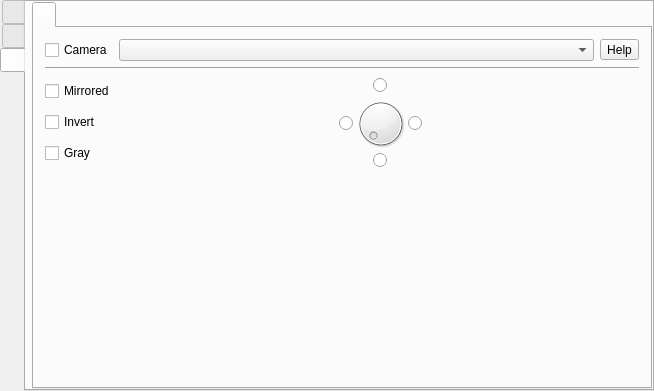
Qt form mainwindow.ui (vkohaupt/vokoscreenNG) before a commit.
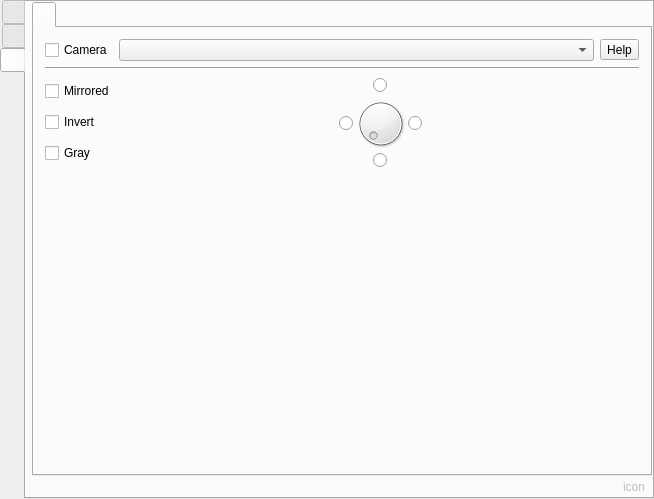
The same form after that commit. The open tabs and pages were chosen to show the change. Icons and pictures are not drawn.

Commit message: BS icon

What changed in the file:
```diff
--- a/mainwindow.ui
+++ b/mainwindow.ui
@@ -7,7 +7,7 @@
     <x>0</x>
     <y>0</y>
     <width>654</width>
-    <height>391</height>
+    <height>499</height>
    </rect>
   </property>
   <property name="windowTitle">
@@ -1826,6 +1826,42 @@
           </widget>
          </widget>
         </item>
+        <item>
+         <layout class="QHBoxLayout" name="horizontalLayout_32">
+          <item>
+           <spacer name="horizontalSpacer_15">
+            <property name="orientation">
+             <enum>Qt::Horizontal</enum>
+            </property>
+            <property name="sizeHint" stdset="0">
+             <size>
+              <width>40</width>
+              <height>20</height>
+             </size>
+            </property>
+           </spacer>
+          </item>
+          <item>
+           <widget class="QToolButton" name="toolButtonBsCamera">
+            <property name="enabled">
+             <bool>false</bool>
+            </property>
+            <property name="text">
+             <string>icon</string>
+            </property>
+            <property name="iconSize">
+             <size>
+              <width>28</width>
+              <height>28</height>
+             </size>
+            </property>
+            <property name="autoRaise">
+             <bool>true</bool>
+            </property>
+           </widget>
+          </item>
+         </layout>
+        </item>
        </layout>
       </widget>
      </widget>
```
Left out of the diff: 27 changed lines with no effect on the pictures. The commit also changes 3 other files.
